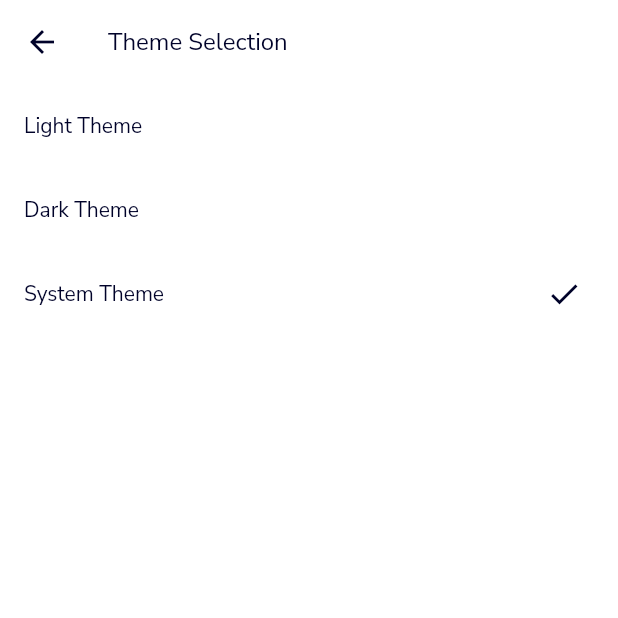
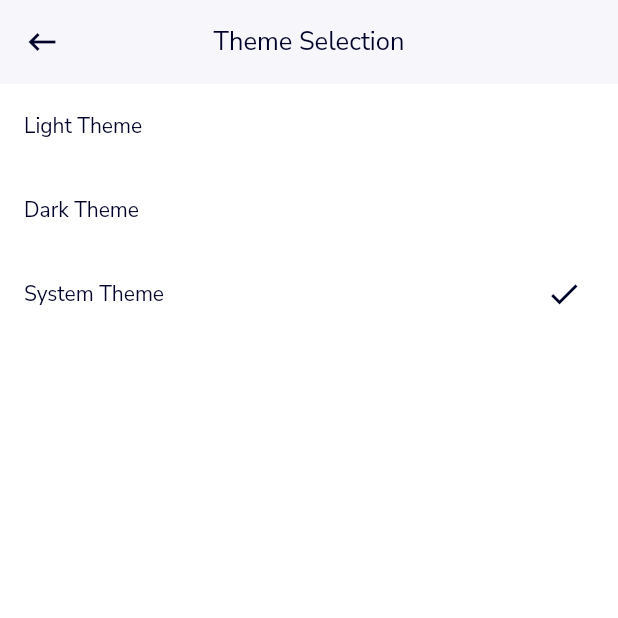
Before and after one commit to mfaizrasool/foldious, a Flutter app: the SettingPage screen opened directly, after a tap on "Appearance", on a phone screen of 412 x 824 dp, the top half of it. Run offline on Flutter 3.47's test engine with Material 3 defaults, Android fonts, the phone set to English and light mode, and no system bars; our stand-ins replace cached_network_image, chewie, connectivity_plus, dio, file_picker, firebase_auth and 18 more; missing offline and left inert: flutter_inappwebview, image_gallery_saver_plus; accounts and stored records are empty; network calls fail.

Commit message:
WIP update appbar

```diff
--- a/lib/features/bottom_nav_bar/home_page/file_types/videos/web_view_screen.dart
+++ b/lib/features/bottom_nav_bar/home_page/file_types/videos/web_view_screen.dart
@@ -3,6 +3,7 @@ import 'package:flutter/material.dart';
 import 'package:flutter_inappwebview/flutter_inappwebview.dart';
 import 'package:foldious/common/controllers/get_files_controller.dart';
 import 'package:foldious/widgets/loading_indicator.dart';
+import 'package:foldious/widgets/primary_appbar.dart';
 import 'package:get/get.dart';
 
 class WebViewScreen extends StatefulWidget {
@@ -65,8 +66,8 @@ class _WebViewScreenState extends State<WebViewScreen> {
   Widget build(BuildContext context) {
     return Obx(() {
       return Scaffold(
-        appBar: AppBar(
-          title: const Text("Preview"),
+        appBar: PrimaryAppBar(
+          title: "Preview",
           centerTitle: true,
         ),
         body: controller.isLoading.value
--- a/lib/features/bottom_nav_bar/setting_page/appearance/appearance_screen.dart
+++ b/lib/features/bottom_nav_bar/setting_page/appearance/appearance_screen.dart
@@ -1,7 +1,8 @@
+import 'package:flutter/material.dart';
 import 'package:foldious/common/controllers/preference_controller.dart';
 import 'package:foldious/utils/preference_labels.dart';
 import 'package:foldious/utils/theme/theme_controller.dart';
-import 'package:flutter/material.dart';
+import 'package:foldious/widgets/primary_appbar.dart';
 import 'package:get/get.dart';
 
 class AppearanceScreen extends StatefulWidget {
@@ -45,8 +46,8 @@ class _AppearanceScreenState extends State<AppearanceScreen> {
 
     return Scaffold(
       backgroundColor: appTheme.scaffoldBackgroundColor,
-      appBar: AppBar(
-        title: const Text('Theme Selection'),
+      appBar: PrimaryAppBar(
+        title: 'Theme Selection',
       ),
       body: Obx(() {
         final selectedTheme = themeController.selectedTheme.value;
--- a/lib/features/bottom_nav_bar/setting_page/privacy_policy/privacy_policy_page.dart
+++ b/lib/features/bottom_nav_bar/setting_page/privacy_policy/privacy_policy_page.dart
@@ -1,5 +1,6 @@
 import 'package:flutter/material.dart';
 import 'package:foldious/features/bottom_nav_bar/setting_page/privacy_policy/privacy_policy_controller.dart';
+import 'package:foldious/widgets/primary_appbar.dart';
 import 'package:get/get.dart';
 import 'package:webview_flutter/webview_flutter.dart';
 
@@ -11,8 +12,8 @@ class PrivacyPolicyPage extends StatelessWidget {
   @override
   Widget build(BuildContext context) {
     return Scaffold(
-      appBar: AppBar(
-        title: const Text("Privacy Policy"),
+      appBar: PrimaryAppBar(
+        title: "Privacy Policy",
       ),
       body: SafeArea(
         child: Obx(
--- a/lib/features/bottom_nav_bar/setting_page/setting_page.dart
+++ b/lib/features/bottom_nav_bar/setting_page/setting_page.dart
@@ -7,6 +7,7 @@ import 'package:foldious/features/bottom_nav_bar/setting_page/terms_page/terms_p
 import 'package:foldious/utils/app_labels.dart';
 import 'package:foldious/utils/app_text_styles.dart';
 import 'package:foldious/widgets/loading_indicator.dart';
+import 'package:foldious/widgets/primary_appbar.dart';
 import 'package:foldious/widgets/primary_button.dart';
 import 'package:get/get.dart';
 
@@ -28,11 +29,9 @@ class _SettingPageState extends State<SettingPage> {
     double width = size.width;
 
     return Scaffold(
-      appBar: AppBar(
+      appBar: PrimaryAppBar(
         centerTitle: true,
-        title: const Text(
-          AppLabels.setting,
-        ),
+        title: AppLabels.setting,
       ),
       body: Obx(
         () {
--- a/lib/features/bottom_nav_bar/setting_page/terms_page/terms_page.dart
+++ b/lib/features/bottom_nav_bar/setting_page/terms_page/terms_page.dart
@@ -1,5 +1,6 @@
 import 'package:flutter/material.dart';
 import 'package:foldious/features/bottom_nav_bar/setting_page/terms_page/terms_controller.dart';
+import 'package:foldious/widgets/primary_appbar.dart';
 import 'package:get/get.dart';
 import 'package:webview_flutter/webview_flutter.dart';
 
@@ -11,8 +12,8 @@ class TermsPage extends StatelessWidget {
   @override
   Widget build(BuildContext context) {
     return Scaffold(
-      appBar: AppBar(
-        title: const Text("Terms & Conditions"),
+      appBar: PrimaryAppBar(
+        title: "Terms & Conditions",
       ),
       body: SafeArea(
         child: Obx(
--- a/lib/features/bottom_nav_bar/upload_page/upload_page.dart
+++ b/lib/features/bottom_nav_bar/upload_page/upload_page.dart
@@ -3,6 +3,7 @@ import 'package:foldious/features/bottom_nav_bar/upload_page/upload_controller.d
 import 'package:foldious/utils/app_labels.dart';
 import 'package:foldious/utils/app_text_styles.dart';
 import 'package:foldious/utils/theme/constants/app_constants.dart';
+import 'package:foldious/widgets/primary_appbar.dart';
 import 'package:get/get.dart';
 
 class UploadPage extends StatelessWidget {
@@ -14,8 +15,8 @@ class UploadPage extends StatelessWidget {
     var height = screenSize.height;
     var width = screenSize.width;
     return Scaffold(
-      appBar: AppBar(
-        title: const Text("File Upload Progress"),
+      appBar: PrimaryAppBar(
+        title: "File Upload Progress",
         centerTitle: true,
       ),
       body: Obx(() {
```
Also changed, not shown: lib/features/bottom_nav_bar/setting_page/about/app_version_page.dart (+4 -3 lines), lib/features/bottom_nav_bar/setting_page/change_password/change_password.dart (+3 -4 lines), lib/features/bottom_nav_bar/user_page/edit_user.dart (+3 -4 lines), lib/features/bottom_nav_bar/user_page/user_page.dart (+3 -4 lines).
